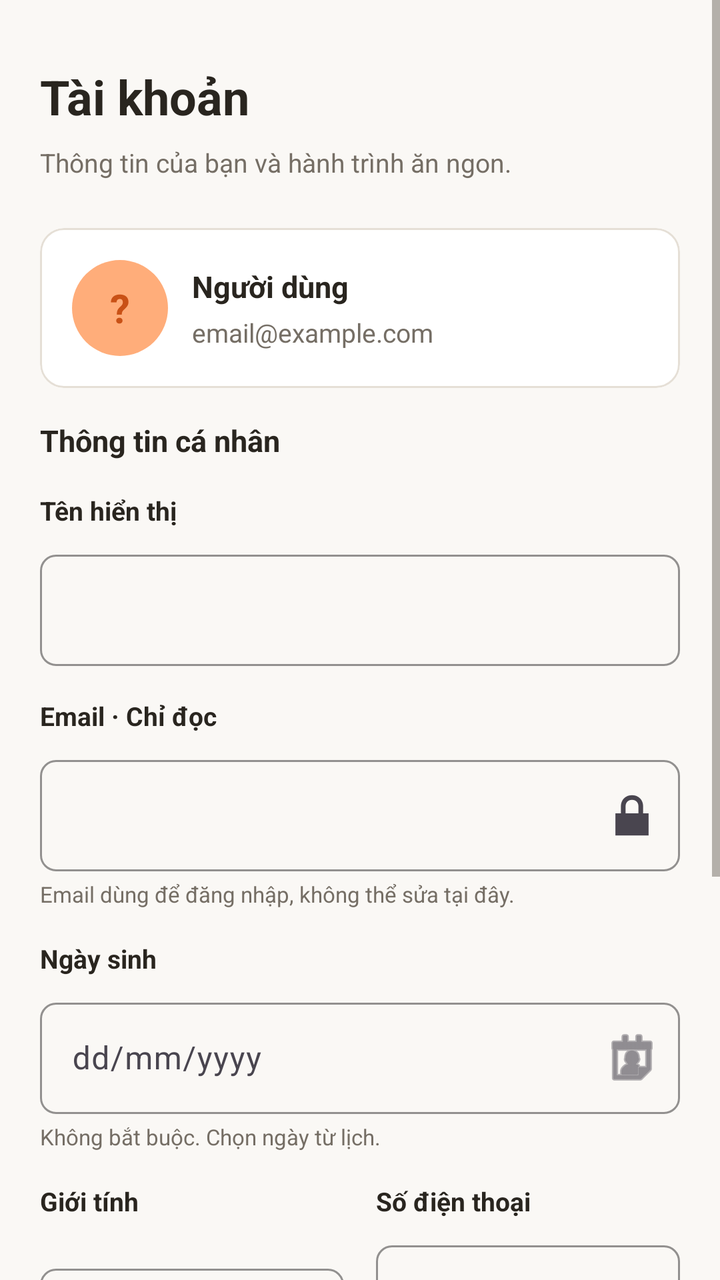
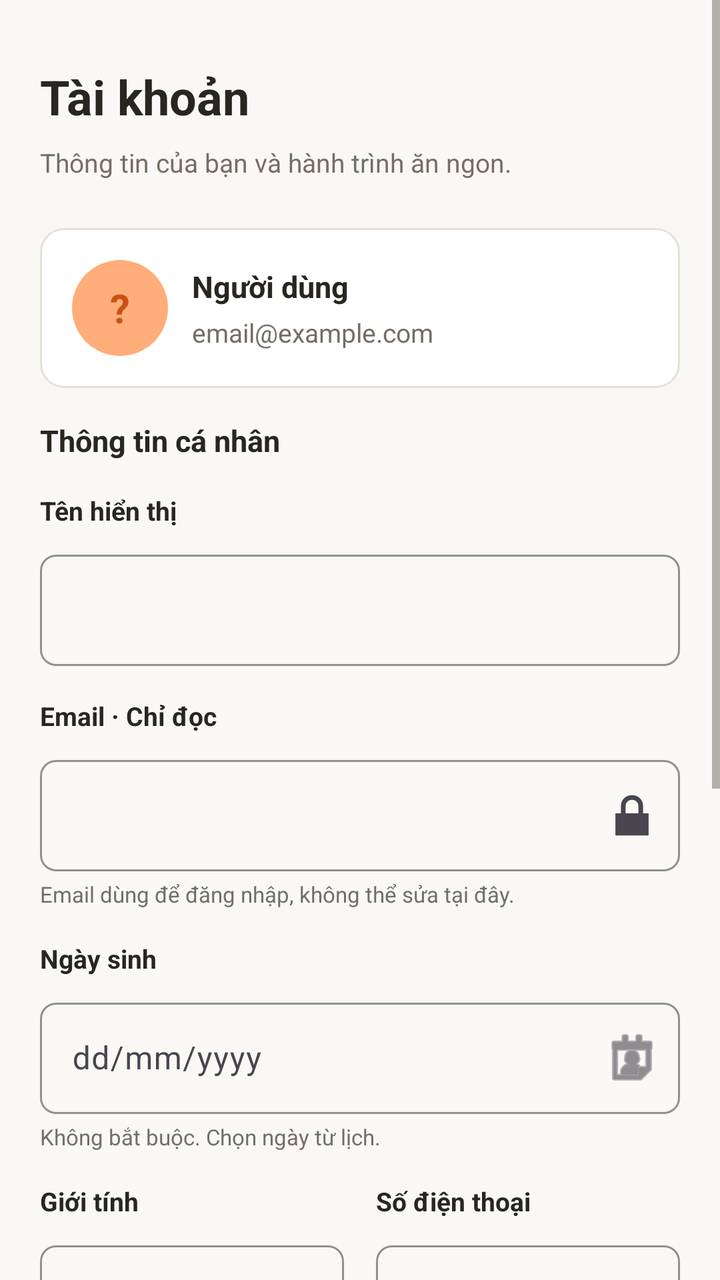

Screens rendered from an Android XML layout before and after an edit, with the pre-edit source and the edit as a unified diff.
<!-- AndroidManifest.xml: application theme Theme.Homnayangi -->
<!-- res/layout/fragment_profile.xml -->
<?xml version="1.0" encoding="utf-8"?>
<ScrollView xmlns:android="http://schemas.android.com/apk/res/android"
    xmlns:app="http://schemas.android.com/apk/res-auto"
    android:layout_width="match_parent"
    android:layout_height="match_parent"
    android:background="@color/ds_bg_warm"
    android:fillViewport="true">

    <LinearLayout
        android:layout_width="match_parent"
        android:layout_height="wrap_content"
        android:orientation="vertical"
        android:paddingHorizontal="20dp"
        android:paddingTop="32dp"
        android:paddingBottom="40dp">

        
        <TextView
            android:layout_width="wrap_content"
            android:layout_height="wrap_content"
            android:text="Tài khoản"
            android:textColor="@color/ds_text_primary"
            android:textSize="24sp"
            android:textStyle="bold" />

        <TextView
            android:layout_width="wrap_content"
            android:layout_height="wrap_content"
            android:layout_marginTop="8dp"
            android:layout_marginBottom="24dp"
            android:text="Thông tin của bạn và hành trình ăn ngon."
            android:textColor="@color/ds_text_secondary"
            android:textSize="13sp" />

        
        <com.google.android.material.card.MaterialCardView
            android:layout_width="match_parent"
            android:layout_height="wrap_content"
            android:layout_marginBottom="16dp"
            app:cardBackgroundColor="@color/ds_surface"
            app:cardCornerRadius="12dp"
            app:cardElevation="0dp"
            app:strokeColor="@color/ds_border"
            app:strokeWidth="1dp">
            
            <LinearLayout
                android:layout_width="match_parent"
                android:layout_height="wrap_content"
                android:orientation="horizontal"
                android:padding="16dp"
                android:gravity="center_vertical">
                
                <FrameLayout
                    android:layout_width="48dp"
                    android:layout_height="48dp"
                    android:background="@drawable/bg_avatar_placeholder">
                    <TextView
                        android:id="@+id/tvAvatarInitials"
                        android:layout_width="match_parent"
                        android:layout_height="match_parent"
                        android:gravity="center"
                        android:text="?"
                        android:textColor="@color/ds_primary"
                        android:textSize="20sp"
                        android:textStyle="bold" />
                </FrameLayout>
                
                <LinearLayout
                    android:layout_width="match_parent"
                    android:layout_height="wrap_content"
                    android:orientation="vertical"
                    android:layout_marginStart="12dp">
                    <TextView
                        android:id="@+id/tvProfileName"
                        android:layout_width="wrap_content"
                        android:layout_height="wrap_content"
                        android:text="Người dùng"
                        android:textColor="@color/ds_text_primary"
                        android:textSize="15sp"
                        android:textStyle="bold" />
                    <TextView
                        android:id="@+id/tvProfileEmail"
                        android:layout_width="wrap_content"
                        android:layout_height="wrap_content"
                        android:layout_marginTop="4dp"
                        android:text="email@example.com"
                        android:textColor="@color/ds_text_secondary"
                        android:textSize="13sp" />
                </LinearLayout>
            </LinearLayout>
        </com.google.android.material.card.MaterialCardView>


        
        <LinearLayout
            android:id="@+id/layoutSuccess"
            android:layout_width="match_parent"
            android:layout_height="wrap_content"
            android:layout_marginBottom="24dp"
            android:background="@drawable/bg_avatar_placeholder"
            android:backgroundTint="#E8F5E9"
            android:orientation="horizontal"
            android:padding="12dp"
            android:visibility="gone">

            <ImageView
                android:layout_width="24dp"
                android:layout_height="24dp"
                android:layout_marginEnd="12dp"
                android:layout_gravity="center_vertical"
                android:src="@android:drawable/ic_input_add"
                app:tint="#4CAF50" />

            <LinearLayout
                android:layout_width="match_parent"
                android:layout_height="wrap_content"
                android:orientation="vertical">

                <TextView
                    android:layout_width="wrap_content"
                    android:layout_height="wrap_content"
                    android:text="Đã lưu thông tin cá nhân"
                    android:textColor="#2E7D32"
                    android:textSize="13sp"
                    android:textStyle="bold" />

                <TextView
                    android:layout_width="wrap_content"
                    android:layout_height="wrap_content"
                    android:text="Thay đổi của bạn đã được cập nhật."
                    android:textColor="#388E3C"
                    android:textSize="12sp" />
            </LinearLayout>
        </LinearLayout>

        
        <TextView
            android:layout_width="wrap_content"
            android:layout_height="wrap_content"
            android:layout_marginBottom="16dp"
            android:text="Thông tin cá nhân"
            android:textColor="@color/ds_text_primary"
            android:textSize="15sp"
            android:textStyle="bold" />

        
        <TextView
            android:layout_width="wrap_content"
            android:layout_height="wrap_content"
            android:text="Tên hiển thị"
            android:textColor="@color/ds_text_primary"
            android:textSize="13sp"
            android:textStyle="bold" />
        <com.google.android.material.textfield.TextInputLayout
            android:id="@+id/tilDisplayName"
            style="?attr/textInputStyle"
            android:layout_width="match_parent"
            android:layout_height="wrap_content"
            android:layout_marginTop="8dp">
            <com.google.android.material.textfield.TextInputEditText
                android:id="@+id/edtDisplayName"
                android:layout_width="match_parent"
                android:layout_height="wrap_content"
                android:inputType="textPersonName"
                android:textColor="@color/ds_text_primary" />
        </com.google.android.material.textfield.TextInputLayout>

        
        <TextView
            android:layout_width="wrap_content"
            android:layout_height="wrap_content"
            android:layout_marginTop="16dp"
            android:text="Email · Chỉ đọc"
            android:textColor="@color/ds_text_primary"
            android:textSize="13sp"
            android:textStyle="bold" />
        <com.google.android.material.textfield.TextInputLayout
            android:id="@+id/tilEmail"
            style="?attr/textInputStyle"
            android:layout_width="match_parent"
            android:layout_height="wrap_content"
            android:layout_marginTop="8dp"
            app:endIconDrawable="@android:drawable/ic_lock_lock"
            app:endIconMode="custom">
            <com.google.android.material.textfield.TextInputEditText
                android:id="@+id/edtEmail"
                android:layout_width="match_parent"
                android:layout_height="wrap_content"
                android:enabled="false"
                android:textColor="@color/ds_text_secondary" />
        </com.google.android.material.textfield.TextInputLayout>
        <TextView
            android:layout_width="match_parent"
            android:layout_height="wrap_content"
            android:layout_marginTop="4dp"
            android:text="Email dùng để đăng nhập, không thể sửa tại đây."
            android:textColor="@color/ds_text_secondary"
            android:textSize="11sp" />

        
        <TextView
            android:layout_width="wrap_content"
            android:layout_height="wrap_content"
            android:layout_marginTop="16dp"
            android:text="Ngày sinh"
            android:textColor="@color/ds_text_primary"
            android:textSize="13sp"
            android:textStyle="bold" />
        <com.google.android.material.textfield.TextInputLayout
            android:id="@+id/tilDob"
            style="?attr/textInputStyle"
            android:layout_width="match_parent"
            android:layout_height="wrap_content"
            android:layout_marginTop="8dp"
            app:endIconDrawable="@android:drawable/ic_menu_my_calendar"
            app:endIconMode="custom">
            <com.google.android.material.textfield.TextInputEditText
                android:id="@+id/edtDob"
                android:layout_width="match_parent"
                android:layout_height="wrap_content"
                android:clickable="true"
                android:cursorVisible="false"
                android:focusable="false"
                android:hint="dd/mm/yyyy"
                android:textColor="@color/ds_text_primary" />
        </com.google.android.material.textfield.TextInputLayout>
        <TextView
            android:layout_width="match_parent"
            android:layout_height="wrap_content"
            android:layout_marginTop="4dp"
            android:text="Không bắt buộc. Chọn ngày từ lịch."
            android:textColor="@color/ds_text_secondary"
            android:textSize="11sp" />

        
        <LinearLayout
            android:layout_width="match_parent"
            android:layout_height="wrap_content"
            android:orientation="horizontal"
            android:layout_marginTop="16dp"
            android:baselineAligned="false">
            
            <LinearLayout
                android:layout_width="0dp"
                android:layout_height="wrap_content"
                android:layout_weight="1"
                android:orientation="vertical"
                android:layout_marginEnd="8dp">
                <TextView
                    android:layout_width="wrap_content"
                    android:layout_height="wrap_content"
                    android:text="Giới tính"
                    android:textColor="@color/ds_text_primary"
                    android:textSize="13sp"
                    android:textStyle="bold" />
                <com.google.android.material.textfield.TextInputLayout
                    android:id="@+id/tilGender"
                    style="?attr/textInputStyle"
                    android:layout_width="match_parent"
                    android:layout_height="wrap_content"
                    android:layout_marginTop="8dp"
                    app:endIconMode="dropdown_menu">
                    <com.google.android.material.textfield.MaterialAutoCompleteTextView
                        android:id="@+id/spinnerGender"
                        android:layout_width="match_parent"
                        android:layout_height="wrap_content"
                        android:inputType="none"
                        android:textColor="@color/ds_text_primary" />
                </com.google.android.material.textfield.TextInputLayout>
            </LinearLayout>

            <LinearLayout
                android:layout_width="0dp"
                android:layout_height="wrap_content"
                android:layout_weight="1"
                android:orientation="vertical"
                android:layout_marginStart="8dp">
                <TextView
                    android:layout_width="wrap_content"
                    android:layout_height="wrap_content"
                    android:text="Số điện thoại"
                    android:textColor="@color/ds_text_primary"
                    android:textSize="13sp"
                    android:textStyle="bold" />
                <com.google.android.material.textfield.TextInputLayout
                    android:id="@+id/tilPhone"
                    style="?attr/textInputStyle"
                    android:layout_width="match_parent"
                    android:layout_height="wrap_content"
                    android:layout_marginTop="8dp">
                    <com.google.android.material.textfield.TextInputEditText
                        android:id="@+id/edtPhone"
                        android:layout_width="match_parent"
                        android:layout_height="wrap_content"
                        android:inputType="phone"
                        android:textColor="@color/ds_text_primary" />
                </com.google.android.material.textfield.TextInputLayout>
            </LinearLayout>
        </LinearLayout>

        <com.google.android.material.switchmaterial.SwitchMaterial
            android:id="@+id/switchReminder"
            android:layout_width="match_parent"
            android:layout_height="wrap_content"
            android:layout_marginTop="24dp"
            android:text="Nhắc nhở: Hôm nay ăn gì?"
            android:textColor="@color/ds_text_primary"
            android:textSize="15sp"
            app:thumbTint="@color/ds_primary"
            app:trackTintMode="src_in" />

        
        <com.google.android.material.button.MaterialButton
            android:id="@+id/btnSaveProfile"
            style="?attr/materialButtonStyle"
            android:layout_width="match_parent"
            android:layout_height="wrap_content"
            android:layout_marginTop="32dp"
            android:text="Lưu thay đổi"
            android:textAllCaps="false"
            app:icon="@android:drawable/ic_menu_save"
            app:iconGravity="textStart"
            app:iconTint="@color/white" />

        
        <com.google.android.material.button.MaterialButton
            android:id="@+id/btnLogout"
            style="@style/Widget.Homnayangi.Button.Secondary"
            android:layout_width="match_parent"
            android:layout_height="wrap_content"
            android:layout_marginTop="12dp"
            android:text="Đăng xuất"
            android:textAllCaps="false"
            app:icon="@android:drawable/ic_menu_revert"
            app:iconGravity="textStart"
            app:iconTint="@color/ds_text_primary" />

    </LinearLayout>
</ScrollView>
<!-- resources referenced by this layout -->
<resources>
  <color name="ds_bg_warm">#FAF8F5</color>
  <color name="ds_border">#E5DFD6</color>
  <color name="ds_primary">#C95116</color>
  <color name="ds_surface">#FFFFFF</color>
  <color name="ds_text_primary">#29251F</color>
  <color name="ds_text_secondary">#756E65</color>
  <color name="white">#FFFFFFFF</color>
  <!-- drawable bg_avatar_placeholder (drawable) -->
  <?xml version="1.0" encoding="utf-8"?>
  <shape xmlns:android="http://schemas.android.com/apk/res/android"
      android:shape="oval">
      <solid android:color="#FFAD7A" />
  </shape>
  <style name="Widget.Homnayangi.Button.Secondary" parent="Widget.Material3.Button.OutlinedButton">
          <item name="android:minHeight">50dp</item>
          <item name="cornerRadius">12dp</item>
          <item name="strokeColor">@color/ds_border</item>
          <item name="android:textColor">@color/ds_text_primary</item>
          <item name="android:textSize">15sp</item>
          <item name="android:fontFamily">sans-serif-medium</item>
      </style>
  <style name="Theme.Homnayangi" parent="Base.Theme.Homnayangi" />
  <style name="Base.Theme.Homnayangi" parent="Theme.Material3.Light.NoActionBar">
          
          <item name="colorPrimary">@color/ds_primary</item>
          <item name="colorOnPrimary">@color/ds_surface</item>
          <item name="colorSurface">@color/ds_surface</item>
          <item name="colorOnSurface">@color/ds_text_primary</item>
          <item name="colorError">@color/ds_warning_delete</item>
          <item name="android:colorBackground">@color/ds_bg_warm</item>
          <item name="android:windowBackground">@color/ds_bg_warm</item>
          <item name="android:textColorPrimary">@color/ds_text_primary</item>
          <item name="android:textColorSecondary">@color/ds_text_secondary</item>
          
          <item name="materialButtonStyle">@style/Widget.Homnayangi.Button.Primary</item>
          <item name="textInputStyle">@style/Widget.Homnayangi.TextInputLayout</item>
      </style>
  <color name="ds_warning_delete">#B83D36</color>
  <style name="Widget.Homnayangi.Button.Primary" parent="Widget.Material3.Button">
          <item name="android:minHeight">50dp</item>
          <item name="cornerRadius">12dp</item>
          <item name="backgroundTint">@color/ds_primary</item>
          <item name="android:textColor">@color/white</item>
          <item name="android:textSize">15sp</item>
          <item name="android:fontFamily">sans-serif-medium</item>
      </style>
  <style name="Widget.Homnayangi.TextInputLayout" parent="Widget.Material3.TextInputLayout.OutlinedBox">
          <item name="android:minHeight">52dp</item>
          <item name="boxCornerRadiusTopStart">8dp</item>
          <item name="boxCornerRadiusTopEnd">8dp</item>
          <item name="boxCornerRadiusBottomStart">8dp</item>
          <item name="boxCornerRadiusBottomEnd">8dp</item>
          <item name="boxStrokeColor">@color/ds_border</item>
          <item name="hintTextColor">@color/ds_text_secondary</item>
      </style>
</resources>

<!-- the commit's change to res/layout/fragment_profile.xml (unified diff, before → after) -->
@@ -242,7 +242,7 @@
             
             <LinearLayout
                 android:layout_width="0dp"
-                android:layout_height="wrap_content"
+                android:layout_height="match_parent"
                 android:layout_weight="1"
                 android:orientation="vertical"
                 android:layout_marginEnd="8dp">
@@ -257,13 +257,14 @@
                     android:id="@+id/tilGender"
                     style="?attr/textInputStyle"
                     android:layout_width="match_parent"
-                    android:layout_height="wrap_content"
+                    android:layout_height="0dp"
+                    android:layout_weight="1"
                     android:layout_marginTop="8dp"
                     app:endIconMode="dropdown_menu">
                     <com.google.android.material.textfield.MaterialAutoCompleteTextView
                         android:id="@+id/spinnerGender"
                         android:layout_width="match_parent"
-                        android:layout_height="wrap_content"
+                        android:layout_height="match_parent"
                         android:inputType="none"
                         android:textColor="@color/ds_text_primary" />
                 </com.google.android.material.textfield.TextInputLayout>
@@ -271,7 +272,7 @@
 
             <LinearLayout
                 android:layout_width="0dp"
-                android:layout_height="wrap_content"
+                android:layout_height="match_parent"
                 android:layout_weight="1"
                 android:orientation="vertical"
                 android:layout_marginStart="8dp">
@@ -286,13 +287,15 @@
                     android:id="@+id/tilPhone"
                     style="?attr/textInputStyle"
                     android:layout_width="match_parent"
-                    android:layout_height="wrap_content"
+                    android:layout_height="0dp"
+                    android:layout_weight="1"
                     android:layout_marginTop="8dp">
                     <com.google.android.material.textfield.TextInputEditText
                         android:id="@+id/edtPhone"
                         android:layout_width="match_parent"
-                        android:layout_height="wrap_content"
+                        android:layout_height="match_parent"
                         android:inputType="phone"
+                        android:maxLength="11"
                         android:textColor="@color/ds_text_primary" />
                 </com.google.android.material.textfield.TextInputLayout>
             </LinearLayout>
@@ -308,6 +311,66 @@
             android:textSize="15sp"
             app:thumbTint="@color/ds_primary"
             app:trackTintMode="src_in" />
+
+        
+        <com.google.android.material.card.MaterialCardView
+            android:layout_width="match_parent"
+            android:layout_height="wrap_content"
+            android:layout_marginTop="24dp"
+            app:cardCornerRadius="12dp"
+            app:cardBackgroundColor="@color/ds_surface"
+            app:strokeColor="@color/ds_border"
+            app:strokeWidth="1dp"
+            app:cardElevation="0dp">
+
+            <LinearLayout
+                android:layout_width="match_parent"
+                android:layout_height="wrap_content"
+                android:orientation="vertical"
+                android:padding="16dp">
+
+                <com.google.android.material.switchmaterial.SwitchMaterial
+                    android:id="@+id/switchBudget"
+                    android:layout_width="match_parent"
+                    android:layout_height="wrap_content"
+                    android:text="💰 Theo dõi ngân sách tháng"
+                    android:textColor="@color/ds_text_primary"
+                    android:textSize="15sp"
+                    app:thumbTint="@color/ds_primary"
+                    app:trackTintMode="src_in" />
+
+                <LinearLayout
+                    android:id="@+id/layoutBudgetInput"
+                    android:layout_width="match_parent"
+                    android:layout_height="wrap_content"
+                    android:orientation="vertical"
+                    android:layout_marginTop="12dp"
+                    android:visibility="gone">
+
+                    <com.google.android.material.textfield.TextInputLayout
+                        style="?attr/textInputStyle"
+                        android:layout_width="match_parent"
+                        android:layout_height="wrap_content"
+                        app:suffixText="VNĐ">
+                        <com.google.android.material.textfield.TextInputEditText
+                            android:id="@+id/edtBudget"
+                            android:layout_width="match_parent"
+                            android:layout_height="wrap_content"
+                            android:hint="VD: 3000000"
+                            android:inputType="number"
+                            android:textColor="@color/ds_text_primary" />
+                    </com.google.android.material.textfield.TextInputLayout>
+
+                    <TextView
+                        android:layout_width="match_parent"
+                        android:layout_height="wrap_content"
+                        android:layout_marginTop="4dp"
+                        android:text="Ngân sách cho bữa ăn mỗi tháng. Tắt nếu không muốn theo dõi."
+                        android:textColor="@color/ds_text_secondary"
+                        android:textSize="11sp" />
+                </LinearLayout>
+            </LinearLayout>
+        </com.google.android.material.card.MaterialCardView>
 
         
         <com.google.android.material.button.MaterialButton
